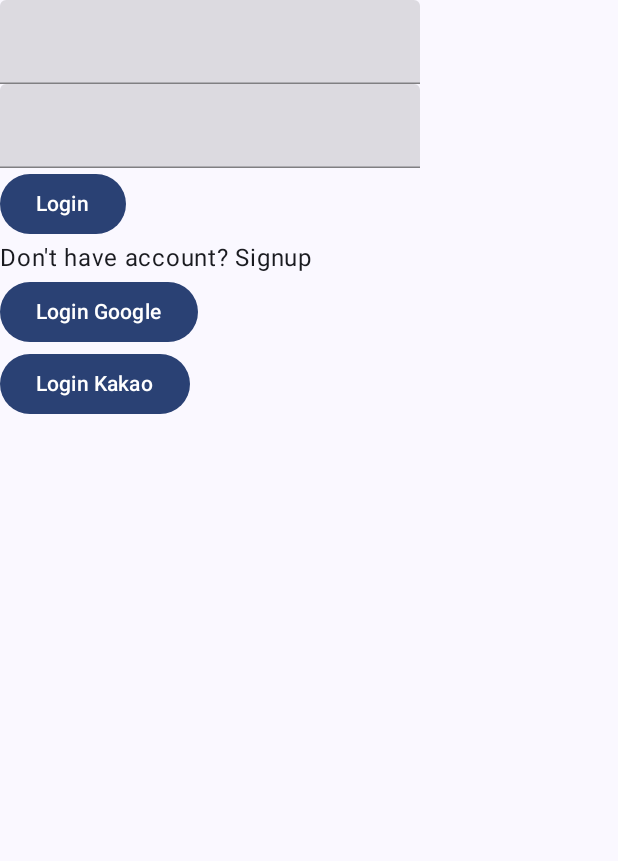
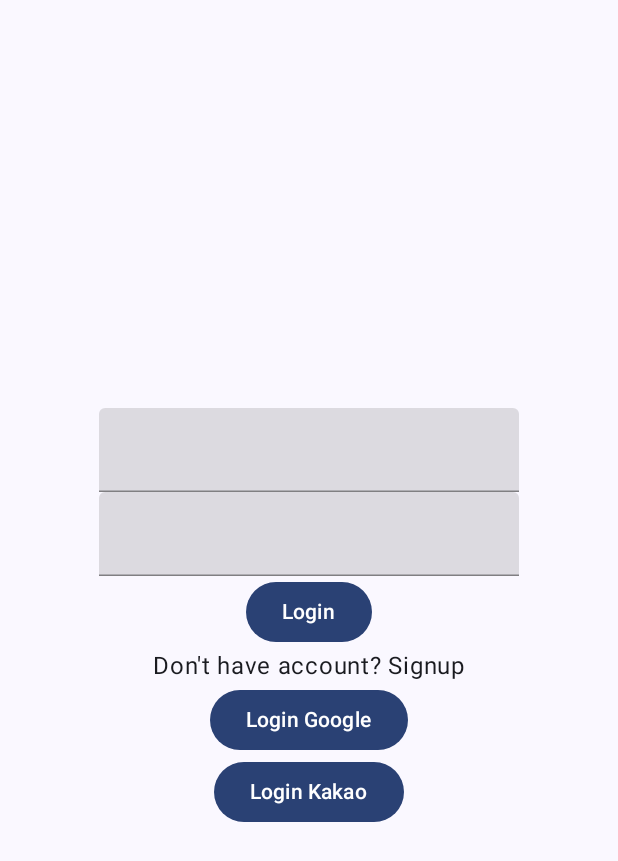
Before and after one commit to noljanolja2022/noljanolja-android, an Android app built with Jetpack Compose: the screen it shows after launch (MainActivity), after a tap on "Login", on a phone screen of 412 x 824 dp. Shown: the top 861 px of the screen. Run offline under Robolectric (Android 15) with nearby library versions, the phone set to English and light mode, and no system bars; our stand-ins replace Dagger/Hilt's generated code, Firebase (no records; nobody signed in at launch, a user with empty details on screens opened directly); libraries missing offline, so code that uses them is left out: com.kakao.sdk; 1 statement that could not run was skipped.

Commit message:
Update UI LoginScreen (#20)

```diff
--- a/app/src/main/java/com/noljanolja/android/features/auth/login/screen/LoginScreen.kt
+++ b/app/src/main/java/com/noljanolja/android/features/auth/login/screen/LoginScreen.kt
@@ -6,17 +6,21 @@ import androidx.activity.compose.rememberLauncherForActivityResult
 import androidx.activity.result.ActivityResult
 import androidx.activity.result.contract.ActivityResultContracts
 import androidx.compose.foundation.clickable
+import androidx.compose.foundation.layout.Arrangement
 import androidx.compose.foundation.layout.Column
+import androidx.compose.foundation.layout.fillMaxSize
 import androidx.compose.material3.Button
 import androidx.compose.material3.Text
 import androidx.compose.runtime.Composable
 import androidx.compose.runtime.LaunchedEffect
 import androidx.compose.runtime.collectAsState
 import androidx.compose.runtime.getValue
+import androidx.compose.ui.Alignment
 import androidx.compose.ui.Modifier
 import androidx.compose.ui.platform.LocalContext
 import androidx.hilt.navigation.compose.hiltViewModel
 import com.google.android.gms.auth.api.signin.GoogleSignIn
+import com.noljanolja.android.common.composable.FullSizeLoading
 import com.noljanolja.android.features.auth.common.component.EmailAndPassword
 import com.noljanolja.android.util.showToast
 
@@ -35,7 +39,12 @@ fun LoginScreen(
     }
     val email by viewModel.emailFlow.collectAsState()
     val password by viewModel.passwordFlow.collectAsState()
+    val uiState by viewModel.uiStateFlow.collectAsState()
+    if (uiState is LoginUIState.Loading) {
+        FullSizeLoading()
+    }
     LoginContent(
+        modifier = Modifier.fillMaxSize(),
         email = email,
         password = password,
         onEmailChange = { viewModel.changeEmail(it) },
@@ -67,7 +76,11 @@ private fun LoginContent(
     onSignup: () -> Unit,
     onLoginWithEmailAndPassword: () -> Unit
 ) {
-    Column(modifier = modifier) {
+    Column(
+        modifier = modifier,
+        verticalArrangement = Arrangement.Center,
+        horizontalAlignment = Alignment.CenterHorizontally
+    ) {
         EmailAndPassword(
             email = email,
             password = password,
--- a/app/src/main/java/com/noljanolja/android/features/auth/login/screen/LoginViewModel.kt
+++ b/app/src/main/java/com/noljanolja/android/features/auth/login/screen/LoginViewModel.kt
@@ -12,6 +12,8 @@ import com.noljanolja.android.common.navigation.NavigationDirections
 import com.noljanolja.android.common.navigation.NavigationManager
 import com.noljanolja.android.features.auth.common.BaseAuthViewModel
 import dagger.hilt.android.lifecycle.HiltViewModel
+import kotlinx.coroutines.flow.MutableStateFlow
+import kotlinx.coroutines.flow.asStateFlow
 import kotlinx.coroutines.tasks.await
 import javax.inject.Inject
 
@@ -20,6 +22,9 @@ class LoginViewModel @Inject constructor(
     private val navigationManager: NavigationManager,
     private val authRepository: AuthRepository
 ) : BaseAuthViewModel() {
+
+    private val _uiStateFlow = MutableStateFlow<LoginUIState>(LoginUIState.None)
+    val uiStateFlow = _uiStateFlow.asStateFlow()
     fun handleEvent(event: LoginEvent) {
         when (event) {
             is LoginEvent.GoToMain -> {
@@ -42,36 +47,39 @@ class LoginViewModel @Inject constructor(
 
     fun loginWithKakao() {
         launch {
+            _uiStateFlow.emit(LoginUIState.Loading)
             val result = authRepository.loginWithKakao()
             if (result.isSuccess) {
                 handleEvent(LoginEvent.GoToMain)
             } else {
                 handleEvent(LoginEvent.ShowError(result.exceptionOrNull()))
             }
+            _uiStateFlow.emit(LoginUIState.None)
         }
     }
 
     fun getGoogleIntent() = authRepository.getGoogleSignInIntent()
 
     fun handleLoginGoogleResult(task: Task<GoogleSignInAccount>) {
-        try {
-            val account = task.getResult(ApiException::class.java)
-            val credential = GoogleAuthProvider.getCredential(account.idToken, null)
-            launch {
+        launch {
+            _uiStateFlow.emit(LoginUIState.Loading)
+            try {
+                val account = task.getResult(ApiException::class.java)
+                val credential = GoogleAuthProvider.getCredential(account.idToken, null)
+
                 Firebase.auth.signInWithCredential(credential).await()
                 handleEvent(LoginEvent.GoToMain)
+            } catch (e: ApiException) {
+                showError(e)
+            } finally {
+                _uiStateFlow.emit(LoginUIState.None)
             }
-        } catch (e: ApiException) {
-            showError(e)
         }
-    }
-
-    fun goToSignup() {
-        handleEvent(LoginEvent.GoToSignup)
     }
 
     fun signInWithEmailAndPassword() {
         launch {
+            _uiStateFlow.emit(LoginUIState.None)
             try {
                 requireValidEmail()
                 val result =
@@ -81,7 +89,18 @@ class LoginViewModel @Inject constructor(
                 }
             } catch (e: Exception) {
                 // TODO
+            } finally {
+                _uiStateFlow.emit(LoginUIState.None)
             }
         }
     }
+
+    fun goToSignup() {
+        handleEvent(LoginEvent.GoToSignup)
+    }
 }
+
+sealed interface LoginUIState {
+    object Loading : LoginUIState
+    object None : LoginUIState
+}
```
Also changed, not shown: app/src/main/java/com/noljanolja/android/common/composable/FullSizeLoading.kt (added, +18 -0 lines).
